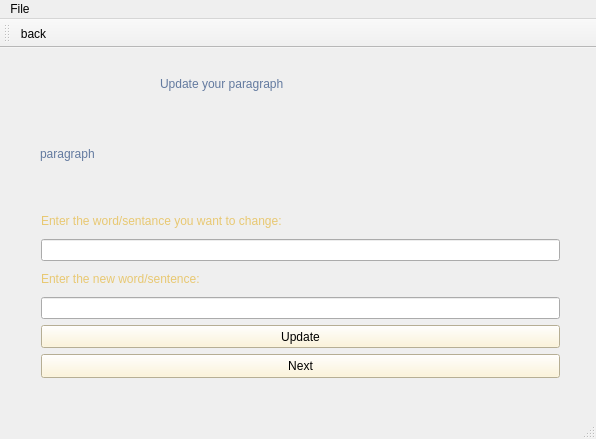
Before: the Qt Designer form UpdatePage.ui in Rrr3rrr2004/Word-Frequency-Count, drawn with Qt 5.
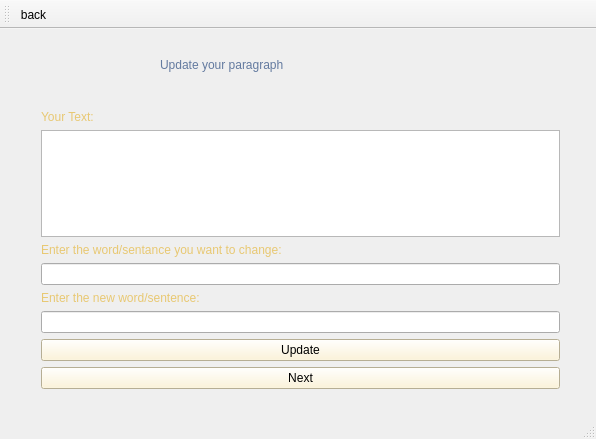
After: the same form once the commit is applied. Icons and pictures are not drawn.

Patch:
```diff
--- a/UpdatePage.ui
+++ b/UpdatePage.ui
@@ -48,12 +48,30 @@
     <property name="geometry">
      <rect>
       <x>30</x>
-      <y>150</y>
+      <y>70</y>
       <width>541</width>
-      <height>191</height>
+      <height>301</height>
      </rect>
     </property>
     <layout class="QVBoxLayout" name="verticalLayout">
+     <item>
+      <widget class="QLabel" name="subTitle">
+       <property name="styleSheet">
+        <string notr="true">color: rgb(232, 200, 114);
+font: 700 12pt &quot;Times New Roman&quot;;</string>
+       </property>
+       <property name="text">
+        <string>Your Text:</string>
+       </property>
+      </widget>
+     </item>
+     <item>
+      <widget class="QTextEdit" name="textEdit">
+       <property name="readOnly">
+        <bool>true</bool>
+       </property>
+      </widget>
+     </item>
      <item>
       <widget class="QLabel" name="subTitle1">
        <property name="styleSheet">
@@ -118,40 +136,6 @@
      </item>
     </layout>
    </widget>
-   <widget class="QLabel" name="para">
-    <property name="geometry">
-     <rect>
-      <x>40</x>
-      <y>70</y>
-      <width>511</width>
-      <height>71</height>
-     </rect>
-    </property>
-    <property name="styleSheet">
-     <string notr="true">font: 8pt &quot;Traditional Arabic&quot;;
-color: rgb(99, 122, 159);</string>
-    </property>
-    <property name="text">
-     <string>paragraph</string>
-    </property>
-   </widget>
-  </widget>
-  <widget class="QMenuBar" name="menuBar">
-   <property name="geometry">
-    <rect>
-     <x>0</x>
-     <y>0</y>
-     <width>596</width>
-     <height>21</height>
-    </rect>
-   </property>
-   <widget class="QMenu" name="menuFile">
-    <property name="title">
-     <string>File</string>
-    </property>
-    <addaction name="back"/>
-   </widget>
-   <addaction name="menuFile"/>
   </widget>
   <widget class="QToolBar" name="mainToolBar">
    <attribute name="toolBarArea">
```
Left out of the diff: 4 changed lines with no effect on the pictures.
